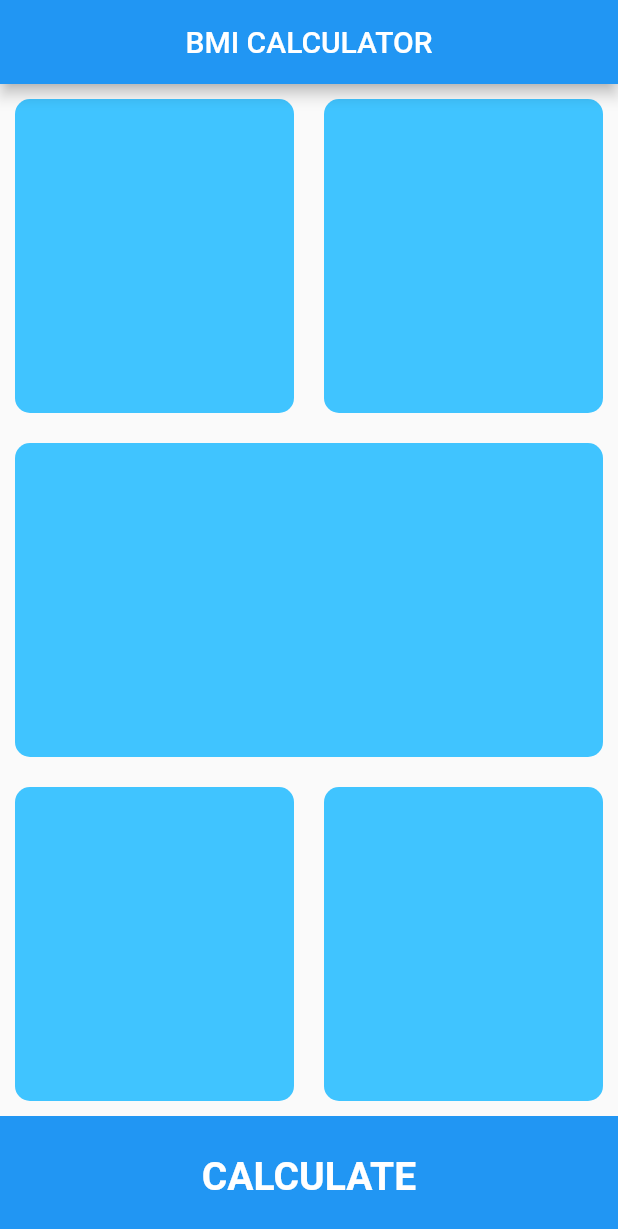
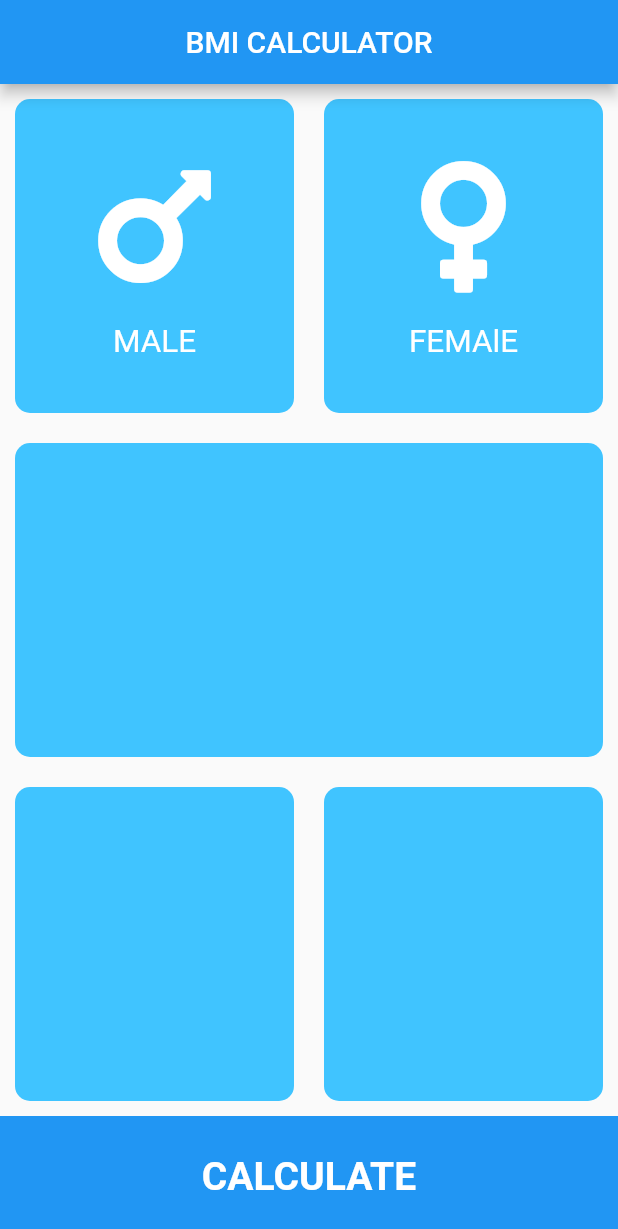
Before and after one commit to asamoah-fred/BMI-Calculator, a Flutter app: the screen it shows after launch, on a phone screen of 412 x 824 dp. Shown: the top 1229 px of the screen. Run offline on Flutter 3.47's test engine with Material 2 defaults, Android fonts, the phone set to English and light mode, and no system bars; our stand-ins replace font_awesome_flutter.

Commit message:
Added GestureDetector

```diff
--- /dev/null
+++ b/lib/enum_file.dart
@@ -0,0 +1,4 @@
+enum Gender {
+  male,
+  female,
+}
--- a/lib/input_page.dart
+++ b/lib/input_page.dart
@@ -1,4 +1,6 @@
 import 'package:flutter/material.dart';
+import 'package:font_awesome_flutter/font_awesome_flutter.dart';
+import 'enum_file.dart';
 
 class InputPage extends StatefulWidget {
   const InputPage({Key? key}) : super(key: key);
@@ -8,6 +10,7 @@ class InputPage extends StatefulWidget {
 }
 
 class _InputPageState extends State<InputPage> {
+  Gender? selectedCard;
   @override
   Widget build(BuildContext context) {
     return Scaffold(
@@ -23,20 +26,78 @@ class _InputPageState extends State<InputPage> {
             child: Row(
               children: [
                 Expanded(
+                  child: GestureDetector(
+                    onTap: () {
+                      setState(() {
+                        selectedCard = Gender.male;
+                      });
+                    },
                     child: Container(
+                      child: Column(
+                        mainAxisAlignment: MainAxisAlignment.center,
+                        children: const [
+                          Icon(
+                            FontAwesomeIcons.mars,
+                            color: Colors.white,
+                            size: 100,
+                          ),
+                          SizedBox(
+                            height: 15,
+                          ),
+                          Text(
+                            "MALE",
+                            style: TextStyle(
+                              fontSize: 21,
+                              color: Colors.white,
+                            ),
+                          ),
+                        ],
+                      ),
                       margin: const EdgeInsets.all(10),
                       decoration: BoxDecoration(
                         borderRadius: BorderRadius.circular(10),
-                      color: Colors.lightBlueAccent,
+                        color: selectedCard == Gender.male
+                            ? Colors.cyan
+                            : Colors.lightBlueAccent,
+                      ),
                     ),
                   ),
                 ),
                 Expanded(
+                  child: GestureDetector(
+                    onTap: () {
+                      setState(() {
+                        selectedCard = Gender.female;
+                      });
+                    },
                     child: Container(
+                      child: Column(
+                        mainAxisAlignment: MainAxisAlignment.center,
+                        children: const [
+                          Icon(
+                            FontAwesomeIcons.venus,
+                            color: Colors.white,
+                            size: 100,
+                          ),
+                          SizedBox(
+                            height: 15,
+                          ),
+                          Text(
+                            "FEMAlE",
+                            style: TextStyle(
+                              fontSize: 21,
+                              color: Colors.white,
+                            ),
+                          ),
+                        ],
+                      ),
                       margin: const EdgeInsets.all(10),
                       decoration: BoxDecoration(
                         borderRadius: BorderRadius.circular(10),
-                      color: Colors.lightBlueAccent,
+                        color: selectedCard == Gender.female
+                            ? Colors.cyan
+                            : Colors.lightBlueAccent,
+                      ),
                     ),
                   ),
                 ),
--- a/pubspec.yaml
+++ b/pubspec.yaml
@@ -34,6 +34,7 @@ dependencies:
   # The following adds the Cupertino Icons font to your application.
   # Use with the CupertinoIcons class for iOS style icons.
   cupertino_icons: ^1.0.2
+  font_awesome_flutter: ^9.2.0
 
 dev_dependencies:
   flutter_test:
```
Also changed, not shown: pubspec.lock. Lines whose indentation alone changed are shown as unchanged.
